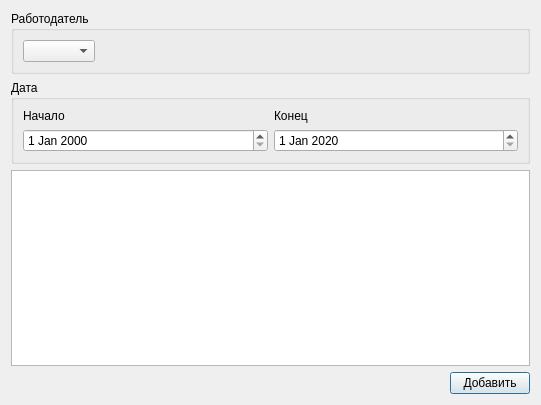
Above: ui/searchpractice.ui from 7enSmile/clientVKR before the change. Below: the same form after it.
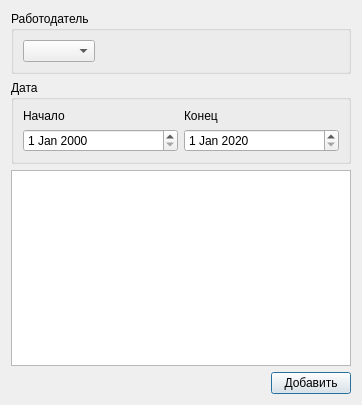
That is the form after the change.

Patch:
```diff
--- a/ui/searchpractice.ui
+++ b/ui/searchpractice.ui
@@ -6,7 +6,7 @@
    <rect>
     <x>0</x>
     <y>0</y>
-    <width>541</width>
+    <width>362</width>
     <height>405</height>
    </rect>
   </property>
```
